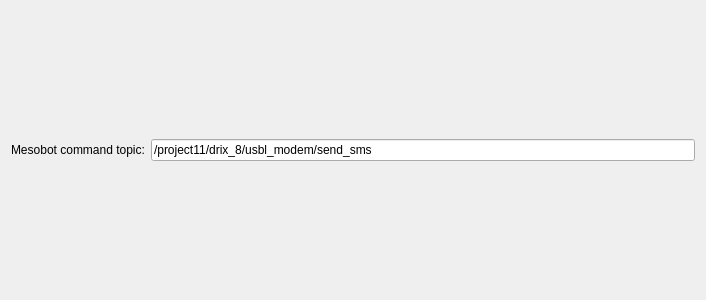
Above: src/mesobot_plugin.ui from CCOMJHC/mesobot_project11 before the change. Below: the same form after it.
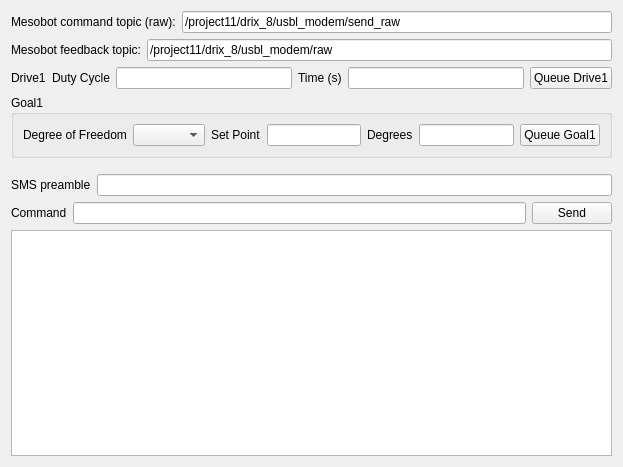
That is the form after the change.

Commit message: Initial mesobot control plugin for rqt

```diff
--- a/src/mesobot_plugin.ui
+++ b/src/mesobot_plugin.ui
@@ -6,8 +6,8 @@
    <rect>
     <x>0</x>
     <y>0</y>
-    <width>706</width>
-    <height>300</height>
+    <width>623</width>
+    <height>467</height>
    </rect>
   </property>
   <property name="windowTitle">
@@ -19,19 +19,172 @@
      <item>
       <widget class="QLabel" name="commandTopicLabel">
        <property name="text">
-        <string>Mesobot command topic:</string>
+        <string>Mesobot command topic (raw):</string>
        </property>
       </widget>
      </item>
      <item>
       <widget class="QLineEdit" name="commandTopicLineEdit">
        <property name="text">
-        <string>/project11/drix_8/usbl_modem/send_sms</string>
+        <string>/project11/drix_8/usbl_modem/send_raw</string>
        </property>
       </widget>
      </item>
     </layout>
    </item>
+   <item>
+    <layout class="QHBoxLayout" name="feedbackTopicHorizontalLayout">
+     <item>
+      <widget class="QLabel" name="feedbackTopicLabel">
+       <property name="text">
+        <string>Mesobot feedback topic:</string>
+       </property>
+      </widget>
+     </item>
+     <item>
+      <widget class="QLineEdit" name="feedbackTopicLineEdit">
+       <property name="text">
+        <string>/project11/drix_8/usbl_modem/raw</string>
+       </property>
+      </widget>
+     </item>
+    </layout>
+   </item>
+   <item>
+    <layout class="QHBoxLayout" name="horizontalLayout_2">
+     <item>
+      <widget class="QLabel" name="label">
+       <property name="text">
+        <string>Drive1</string>
+       </property>
+      </widget>
+     </item>
+     <item>
+      <widget class="QLabel" name="label_2">
+       <property name="text">
+        <string>Duty Cycle</string>
+       </property>
+      </widget>
+     </item>
+     <item>
+      <widget class="QLineEdit" name="driveDutyCycleLineEdit"/>
+     </item>
+     <item>
+      <widget class="QLabel" name="label_3">
+       <property name="text">
+        <string>Time (s)</string>
+       </property>
+      </widget>
+     </item>
+     <item>
+      <widget class="QLineEdit" name="driveTimeLineEdit"/>
+     </item>
+     <item>
+      <widget class="QPushButton" name="queueDrivePushButton">
+       <property name="text">
+        <string>Queue Drive1</string>
+       </property>
+      </widget>
+     </item>
+    </layout>
+   </item>
+   <item>
+    <widget class="QGroupBox" name="goalGroupBox">
+     <property name="title">
+      <string>Goal1</string>
+     </property>
+     <layout class="QHBoxLayout" name="horizontalLayout_4">
+      <item>
+       <widget class="QLabel" name="label_5">
+        <property name="text">
+         <string>Degree of Freedom</string>
+        </property>
+       </widget>
+      </item>
+      <item>
+       <widget class="QComboBox" name="goalDegreesOfFreedomComboBox"/>
+      </item>
+      <item>
+       <widget class="QLabel" name="label_6">
+        <property name="text">
+         <string>Set Point</string>
+        </property>
+       </widget>
+      </item>
+      <item>
+       <widget class="QLineEdit" name="goalSetPointLineEdit"/>
+      </item>
+      <item>
+       <widget class="QLabel" name="label_7">
+        <property name="text">
+         <string>Degrees</string>
+        </property>
+       </widget>
+      </item>
+      <item>
+       <widget class="QLineEdit" name="goalDegreesSetPointLineEdit"/>
+      </item>
+      <item>
+       <widget class="QPushButton" name="queueGoalPushButton">
+        <property name="text">
+         <string>Queue Goal1</string>
+        </property>
+       </widget>
+      </item>
+     </layout>
+    </widget>
+   </item>
+   <item>
+    <layout class="QHBoxLayout" name="smsPreambleHorizontalLayout">
+     <property name="topMargin">
+      <number>10</number>
+     </property>
+     <item>
+      <widget class="QLabel" name="label_8">
+       <property name="text">
+        <string>SMS preamble</string>
+       </property>
+      </widget>
+     </item>
+     <item>
+      <widget class="QLineEdit" name="smsPreambleLineEdit"/>
+     </item>
+    </layout>
+   </item>
+   <item>
+    <layout class="QHBoxLayout" name="horizontalLayout_3">
+     <item>
+      <widget class="QLabel" name="label_4">
+       <property name="text">
+        <string>Command</string>
+       </property>
+      </widget>
+     </item>
+     <item>
+      <widget class="QLineEdit" name="commandLineEdit"/>
+     </item>
+     <item>
+      <widget class="QPushButton" name="sendCommandPushButton">
+       <property name="text">
+        <string>Send</string>
+       </property>
+      </widget>
+     </item>
+    </layout>
+   </item>
+   <item>
+    <widget class="QPlainTextEdit" name="feedbackPlainTextEdit">
+     <property name="minimumSize">
+      <size>
+       <width>0</width>
+       <height>200</height>
+      </size>
+     </property>
+     <property name="readOnly">
+      <bool>true</bool>
+     </property>
+    </widget>
+   </item>
   </layout>
  </widget>
  <resources/>
```
The commit also changes 3 other files.
